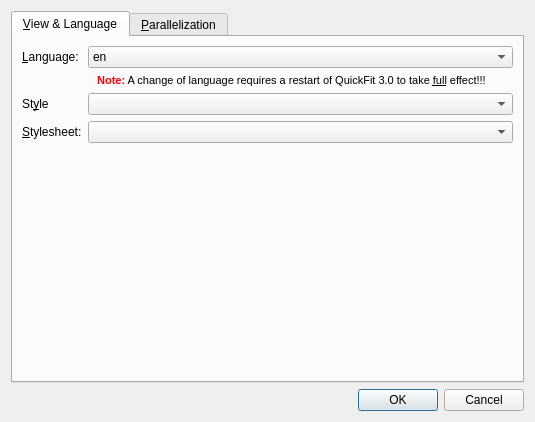
Qt form application/optionsdialog.ui (jkriege2/QuickFit3) before a commit.
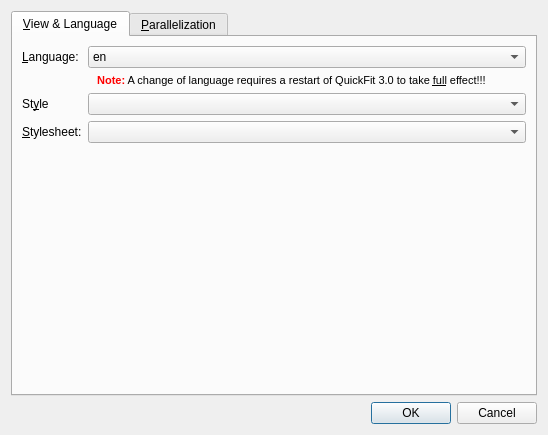
The same form after that commit.

Patch:
```diff
--- a/application/optionsdialog.ui
+++ b/application/optionsdialog.ui
@@ -9,10 +9,16 @@
    <rect>
     <x>0</x>
     <y>0</y>
-    <width>535</width>
-    <height>422</height>
+    <width>548</width>
+    <height>435</height>
    </rect>
   </property>
+  <property name="sizePolicy">
+   <sizepolicy hsizetype="Fixed" vsizetype="Fixed">
+    <horstretch>0</horstretch>
+    <verstretch>0</verstretch>
+   </sizepolicy>
+  </property>
   <property name="windowTitle">
    <string>Settings</string>
   </property>
```
